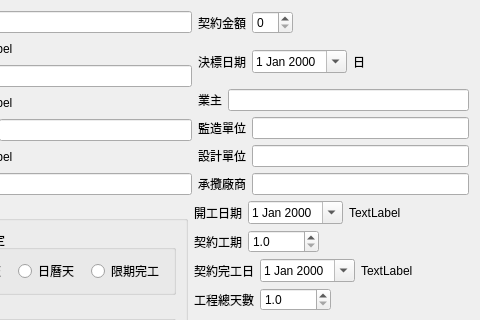
Qt form Python/QtCreateProjectDialog.ui (foxking0416/HuachunDailyReport2024) before a commit; both pictures show x 90 to 570 and y 0 to 320 of the 570 by 485 pixel window.
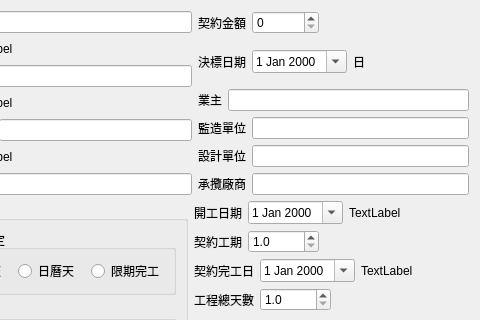
The same form after that commit.

What changed in the file:
```diff
--- a/Python/QtCreateProjectDialog.ui
+++ b/Python/QtCreateProjectDialog.ui
@@ -217,7 +217,11 @@
           </widget>
          </item>
          <item>
-          <widget class="QSpinBox" name="qtContractValueSpinBox"/>
+          <widget class="QSpinBox" name="qtContractValueSpinBox">
+           <property name="maximum">
+            <number>999999999</number>
+           </property>
+          </widget>
          </item>
          <item>
           <spacer name="horizontalSpacer_6">
```
